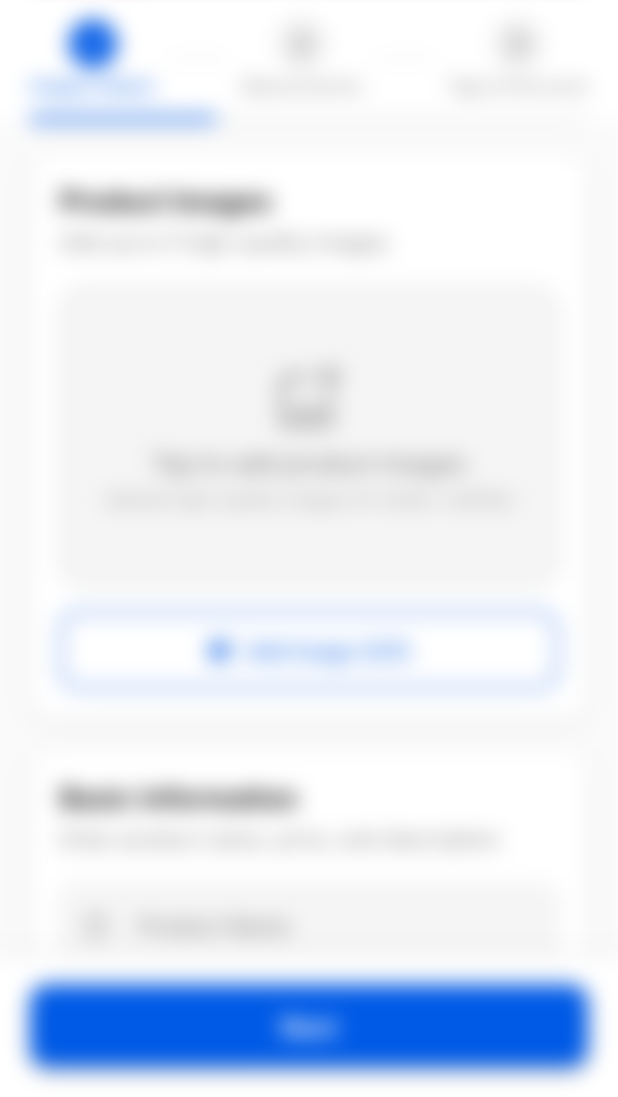
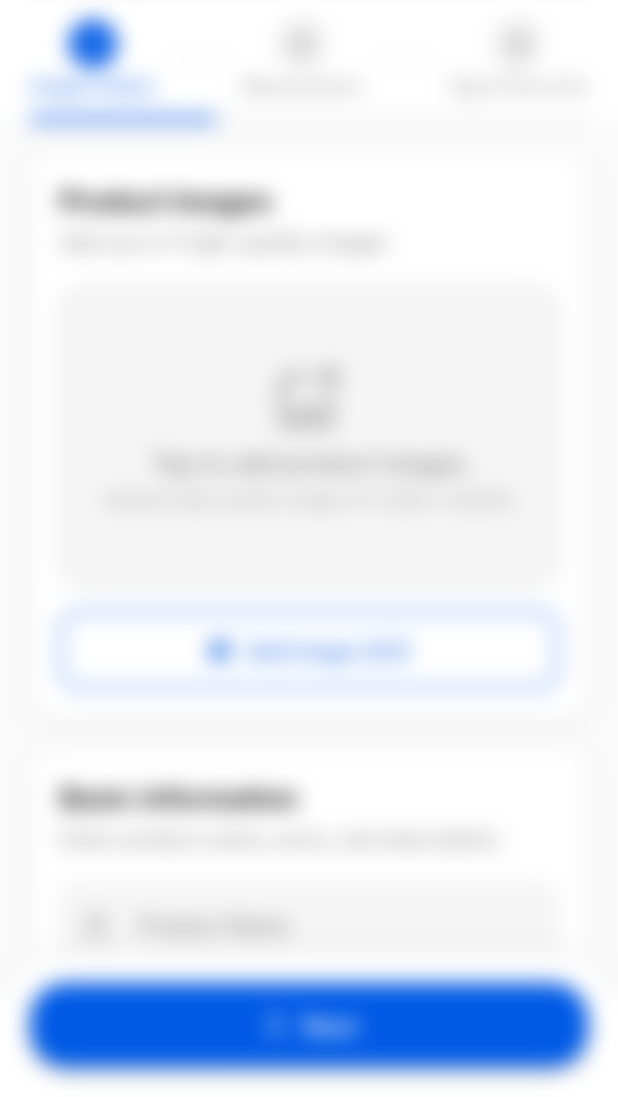
Before and after one commit to Sivanandhpp/Cartify, a Flutter app: the SellerCreateProductView screen opened by its route, on a phone screen of 412 x 824 dp, the part 139-1236 px from its top. Run offline on Flutter 3.47's test engine with Material 3 defaults, Android fonts, the phone set to English and light mode, and no system bars; our stand-ins replace cached_network_image, dio, flutter_secure_storage, get, get_storage, image_picker and 2 more; accounts and stored records are empty; network calls fail; Roboto replaces fonts that are missing (Inter).

Commit message:
feat: Refactor AppButton and SellerCreateProductView for improved UI and consistency

````diff
--- a/lib/app/core/widgets/app_button.dart
+++ b/lib/app/core/widgets/app_button.dart
@@ -4,14 +4,23 @@ import '../theme/app_colors.dart';
 import '../theme/app_text_styles.dart';
 
 /// Primary button widget with consistent styling, loading state, and optional icon.
+/// Supports both filled and outlined variants.
 ///
 /// Usage:
 /// ```dart
+/// // Filled button (default)
 /// AppButton(
 ///   text: 'Continue',
 ///   onPressed: () => handleContinue(),
 ///   isLoading: isSubmitting,
 ///   icon: Icons.arrow_forward,
+/// )
+///
+/// // Outlined button
+/// AppButton.outlined(
+///   text: 'Previous',
+///   onPressed: () => handlePrevious(),
+///   icon: Icons.arrow_back,
 /// )
 /// ```
 class AppButton extends StatelessWidget {
@@ -22,55 +31,111 @@ class AppButton extends StatelessWidget {
     this.isLoading = false,
     this.enabled = true,
     this.width,
-    this.height = 60,
+    this.height = 56,
     this.icon,
     this.padding,
+    this.variant = AppButtonVariant.filled,
+    this.backgroundColor,
+    this.foregroundColor,
+    this.borderColor,
   });
 
+  /// Creates an outlined button variant
+  const AppButton.outlined({
+    super.key,
+    required this.text,
+    required this.onPressed,
+    this.isLoading = false,
+    this.enabled = true,
+    this.width,
+    this.height = 56,
+    this.icon,
+    this.padding,
+    this.backgroundColor,
+    this.foregroundColor,
+    this.borderColor,
+  }) : variant = AppButtonVariant.outlined;
+
   final String text;
-  final VoidCallback onPressed;
+  final VoidCallback? onPressed;
   final bool isLoading;
   final bool enabled;
   final double? width;
   final double? height;
   final IconData? icon;
   final EdgeInsetsGeometry? padding;
+  final AppButtonVariant variant;
+  final Color? backgroundColor;
+  final Color? foregroundColor;
+  final Color? borderColor;
 
   @override
   Widget build(BuildContext context) {
     return SizedBox(
       width: width ?? double.infinity,
       height: height,
-      child: ElevatedButton(
-        onPressed: _isInteractive ? onPressed : null,
-        style: ElevatedButton.styleFrom(
-          backgroundColor: AppColors.primary,
-          foregroundColor: Colors.white,
-          padding:
-              padding ??
-              const EdgeInsets.symmetric(horizontal: 24, vertical: 16),
-          shape: const RoundedRectangleBorder(
-            borderRadius: AppSpacing.radiusLarge,
-          ),
-          elevation: 2,
-        ),
-        child: _buildButtonContent(),
-      ),
+      child: variant == AppButtonVariant.filled
+          ? _buildFilledButton()
+          : _buildOutlinedButton(),
     );
   }
 
   /// Button is interactive when enabled and not loading
-  bool get _isInteractive => enabled && !isLoading;
+  bool get _isInteractive => enabled && !isLoading && onPressed != null;
+
+  /// Builds filled button (primary style)
+  Widget _buildFilledButton() {
+    return ElevatedButton(
+      onPressed: _isInteractive ? onPressed : null,
+      style: ElevatedButton.styleFrom(
+        backgroundColor: backgroundColor ?? AppColors.primary,
+        foregroundColor: foregroundColor ?? AppColors.white,
+        disabledBackgroundColor: AppColors.grey300,
+        disabledForegroundColor: AppColors.grey500,
+        padding:
+            padding ?? const EdgeInsets.symmetric(horizontal: 24, vertical: 16),
+        shape: RoundedRectangleBorder(borderRadius: AppSpacing.radiusLarge),
+        elevation: _isInteractive ? 2 : 0,
+      ),
+      child: _buildButtonContent(),
+    );
+  }
+
+  /// Builds outlined button (secondary style)
+  Widget _buildOutlinedButton() {
+    return OutlinedButton(
+      onPressed: _isInteractive ? onPressed : null,
+      style: OutlinedButton.styleFrom(
+        foregroundColor: foregroundColor ?? AppColors.primary,
+        disabledForegroundColor: AppColors.grey500,
+        backgroundColor: backgroundColor ?? Colors.transparent,
+        padding:
+            padding ?? const EdgeInsets.symmetric(horizontal: 24, vertical: 16),
+        shape: RoundedRectangleBorder(borderRadius: AppSpacing.radiusLarge),
+        side: BorderSide(
+          color: _isInteractive
+              ? (borderColor ?? AppColors.primary)
+              : AppColors.grey300,
+          width: 1.5,
+        ),
+      ),
+      child: _buildButtonContent(),
+    );
+  }
 
   /// Builds the button content - either loading indicator or text with optional icon
   Widget _buildButtonContent() {
     if (isLoading) {
-      return const SizedBox(
+      return SizedBox(
         width: 20,
         height: 20,
         child: CircularProgressIndicator(
           strokeWidth: 2,
-          valueColor: AlwaysStoppedAnimation<Color>(Colors.white),
+          valueColor: AlwaysStoppedAnimation<Color>(
+            variant == AppButtonVariant.filled
+                ? (foregroundColor ?? AppColors.white)
+                : (foregroundColor ?? AppColors.primary),
+          ),
         ),
       );
     }
@@ -80,8 +145,20 @@ class AppButton extends StatelessWidget {
       mainAxisAlignment: MainAxisAlignment.center,
       children: [
         if (icon != null) ...[Icon(icon, size: 20), const SizedBox(width: 8)],
-        Text(text, style: AppTextStyles.labelLarge(Colors.white)),
+        Text(
+          text,
+          style: TextStyle(
+            fontSize: 16,
+            fontWeight: FontWeight.w600,
+            color: variant == AppButtonVariant.filled
+                ? (foregroundColor ?? AppColors.white)
+                : (foregroundColor ?? AppColors.primary),
+          ),
+        ),
       ],
     );
   }
 }
+
+/// Button variant enum
+enum AppButtonVariant { filled, outlined }
--- a/lib/app/modules/seller_panel/seller_create_product/views/seller_create_product_view.dart
+++ b/lib/app/modules/seller_panel/seller_create_product/views/seller_create_product_view.dart
@@ -1,4 +1,3 @@
-import 'dart:io';
 import 'package:cartify/app/core/widgets/app_dropdown.dart';
 import 'package:cartify/app/core/widgets/app_textfield.dart';
 import 'package:flutter/material.dart';
@@ -23,7 +22,7 @@ class SellerCreateProductView extends GetView<SellerCreateProductController> {
                 key: controller.formKey,
                 child: Obx(
                   () => IndexedStack(
-                    // Fixed: Use IndexedStack for simplicity
+                    // Use IndexedStack for simplicity
                     index: controller.currentStep.value,
                     children: [
                       _buildStep1(), // Product Basics
@@ -500,7 +499,7 @@ class SellerCreateProductView extends GetView<SellerCreateProductController> {
                       flex: 3,
                       child: AppTextField(
                         controller: controller.measureAmountController,
-                        label: 'Measure Amount (Optional)',
+                        label: 'Amount',
                         hint: 'e.g., 500',
                         icon: Icons.straighten,
                         keyboardType: TextInputType.number,
@@ -512,7 +511,7 @@ class SellerCreateProductView extends GetView<SellerCreateProductController> {
                       child: Obx(
                         () => AppDropdown<String>(
                           label: 'Unit',
-                          hint: 'Select unit',
+                          hint: 'Unit',
                           value: controller.selectedMeasureUnit.value,
                           items: controller.measureUnits,
                           itemBuilder: (unit) => unit.toUpperCase(),
@@ -548,7 +547,7 @@ class SellerCreateProductView extends GetView<SellerCreateProductController> {
               Expanded(
                 child: AppTextField(
                   controller: controller.attributeKeyController,
-                  label: 'Attribute Name',
+                  label: 'Name',
                   hint: 'e.g., Color',
                   icon: Icons.label_outline,
                 ),
@@ -557,7 +556,7 @@ class SellerCreateProductView extends GetView<SellerCreateProductController> {
               Expanded(
                 child: AppTextField(
                   controller: controller.attributeValueController,
-                  label: 'Attribute Value',
+                  label: 'Value',
                   hint: 'e.g., Blue',
                   icon: Icons.text_fields,
                 ),
@@ -815,7 +814,7 @@ class SellerCreateProductView extends GetView<SellerCreateProductController> {
                           Expanded(
                             child: AppTextField(
                               controller: controller.discountAmountController,
-                              label: 'Discount Amount (₹)',
+                              label: 'Amount (₹)',
                               hint: 'e.g., 50.00',
                               icon: Icons.currency_rupee,
                               keyboardType: TextInputType.number,
@@ -825,7 +824,7 @@ class SellerCreateProductView extends GetView<SellerCreateProductController> {
                           Expanded(
                             child: AppTextField(
                               controller: controller.discountPercentController,
-                              label: 'Discount Percentage (%)',
+                              label: 'Percentage (%)',
                               hint: 'e.g., 10.5',
                               icon: Icons.percent,
                               keyboardType: TextInputType.number,
@@ -990,6 +989,7 @@ class SellerCreateProductView extends GetView<SellerCreateProductController> {
       padding: const EdgeInsets.all(20),
       decoration: const BoxDecoration(
         color: AppColors.white,
+        borderRadius: BorderRadius.vertical(top: Radius.circular(40)),
         boxShadow: [
           BoxShadow(
             color: AppColors.shadow,
@@ -1003,42 +1003,25 @@ class SellerCreateProductView extends GetView<SellerCreateProductController> {
           children: [
             if (controller.canGoPrevious)
               Expanded(
-                child: OutlinedButton(
+                child: AppButton.outlined(
+                  text: 'Previous',
                   onPressed: controller.previousStep,
-                  style: OutlinedButton.styleFrom(
-                    padding: const EdgeInsets.symmetric(vertical: 16),
-                    shape: RoundedRectangleBorder(
-                      borderRadius: BorderRadius.circular(12),
-                    ),
-                  ),
-                  child: const Text('Previous'),
+                  icon: Icons.arrow_back_ios,
                 ),
               ),
             if (controller.canGoPrevious) const SizedBox(width: 12),
             Expanded(
               flex: controller.canGoPrevious ? 1 : 2,
-              child: controller.isLoading.value
-                  ? const Center(child: CircularProgressIndicator())
-                  : ElevatedButton(
-                      onPressed: controller.isLastStep
-                          ? controller.createProduct
-                          : controller.nextStep,
-                      style: ElevatedButton.styleFrom(
-                        backgroundColor: AppColors.primary,
-                        foregroundColor: AppColors.white,
-                        padding: const EdgeInsets.symmetric(vertical: 16),
-                        shape: RoundedRectangleBorder(
-                          borderRadius: BorderRadius.circular(12),
-                        ),
-                      ),
-                      child: Text(
-                        controller.isLastStep ? 'Create Product' : 'Next',
-                        style: const TextStyle(
-                          fontSize: 16,
-                          fontWeight: FontWeight.bold,
-                        ),
-                      ),
-                    ),
+              child: AppButton(
+                text: controller.isLastStep ? 'Submit' : 'Next',
+                onPressed: controller.isLastStep
+                    ? controller.createProduct
+                    : controller.nextStep,
+                isLoading: controller.isLoading.value,
+                icon: controller.isLastStep
+                    ? Icons.check
+                    : Icons.arrow_forward_ios,
+              ),
             ),
           ],
         ),
@@ -1087,57 +1070,4 @@ class SellerCreateProductView extends GetView<SellerCreateProductController> {
       ),
     );
   }
-
-
-  // Widget AppDropdown<T>({
-  //   required String label,
-  //   required String hint,
-  //   required T? value,
-  //   required List<T> items,
-  //   required String Function(T) itemBuilder,
-  //   required void Function(T?) onChanged,
-  //   required IconData icon,
-  //   bool enabled = true,
-  // }) {
-  //   return DropdownButtonFormField<T>(
-  //     value: value,
-  //     items: items
-  //         .map(
-  //           (item) => DropdownMenuItem<T>(
-  //             value: item,
-  //             child: Text(itemBuilder(item)),
-  //           ),
-  //         )
-  //         .toList(),
-  //     onChanged: enabled ? onChanged : null,
-  //     decoration: InputDecoration(
-  //       labelText: label,
-  //       hintText: hint,
-  //       prefixIcon: Icon(
-  //         icon,
-  //         color: enabled ? AppColors.grey500 : AppColors.grey400,
-  //       ),
-  //       border: OutlineInputBorder(
-  //         borderRadius: BorderRadius.circular(12),
-  //         borderSide: const BorderSide(color: AppColors.grey300),
-  //       ),
-  //       enabledBorder: OutlineInputBorder(
-  //         borderRadius: BorderRadius.circular(12),
-  //         borderSide: const BorderSide(color: AppColors.grey300),
-  //       ),
-  //       focusedBorder: OutlineInputBorder(
-  //         borderRadius: BorderRadius.circular(12),
-  //         borderSide: const BorderSide(color: AppColors.primary, width: 2),
-  //       ),
-  //       disabledBorder: OutlineInputBorder(
-  //         borderRadius: BorderRadius.circular(12),
-  //         borderSide: const BorderSide(color: AppColors.grey200),
-  //       ),
-  //       contentPadding: const EdgeInsets.symmetric(
-  //         horizontal: 16,
-  //         vertical: 16,
-  //       ),
-  //     ),
-  //   );
-  // }
 }
````
